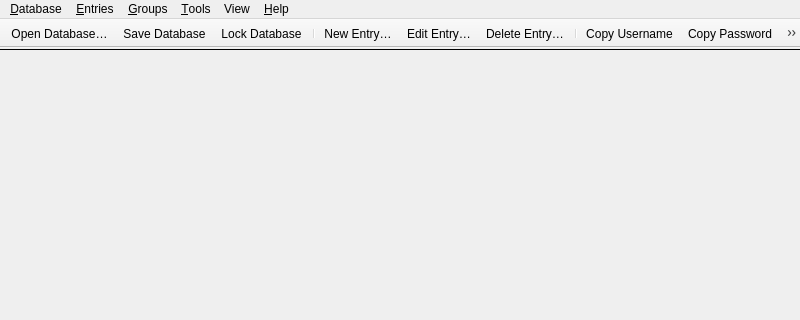
Qt form src/gui/MainWindow.ui (juzu-o/keepassxc) before a commit; both pictures show x 0 to 800 and y 0 to 320 of the 800 by 600 pixel window.
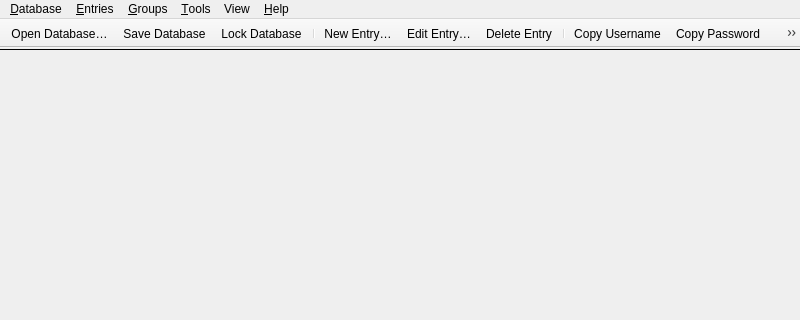
The same form after that commit. Custom widgets are drawn as their Qt base class.

Diff of the .ui file:
```diff
--- a/src/gui/MainWindow.ui
+++ b/src/gui/MainWindow.ui
@@ -508,6 +508,9 @@
    <property name="text">
     <string>&amp;Edit Entry…</string>
    </property>
+   <property name="iconText">
+    <string>Edit Entry…</string>
+   </property>
    <property name="toolTip">
     <string>View or edit entry</string>
    </property>
@@ -522,7 +525,16 @@
   </action>
   <action name="actionEntryDelete">
    <property name="text">
-    <string>&amp;Delete Entry…</string>
+    <string>&amp;Delete Entry</string>
+   </property>
+   <property name="iconText">
+    <string>Delete Entry</string>
+   </property>
+   <property name="toolTip">
+    <string>Delete Entry</string>
+   </property>
+   <property name="shortcut">
+    <string notr="true">Del</string>
    </property>
   </action>
   <action name="actionGroupNew">
```
Left out of the diff: 10 changed lines with no effect on the pictures.
